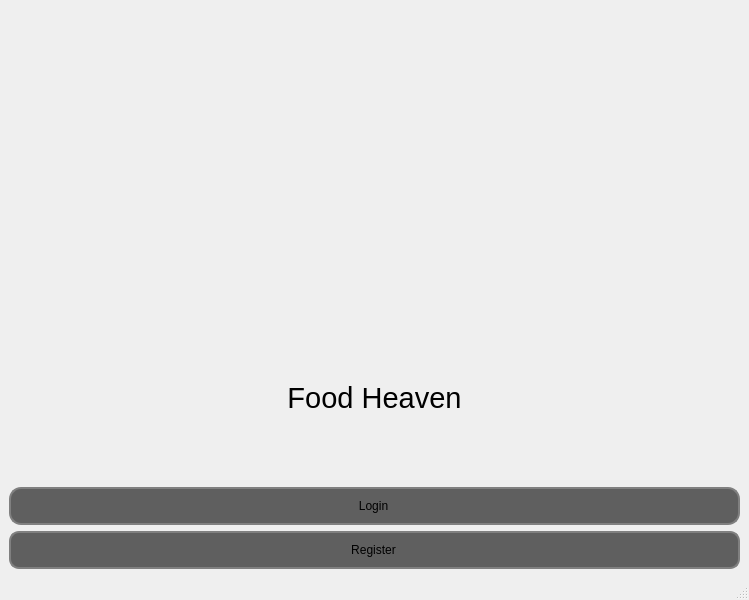
Qt form ui/loginmenu.ui (decemyn/food-management) before a commit.
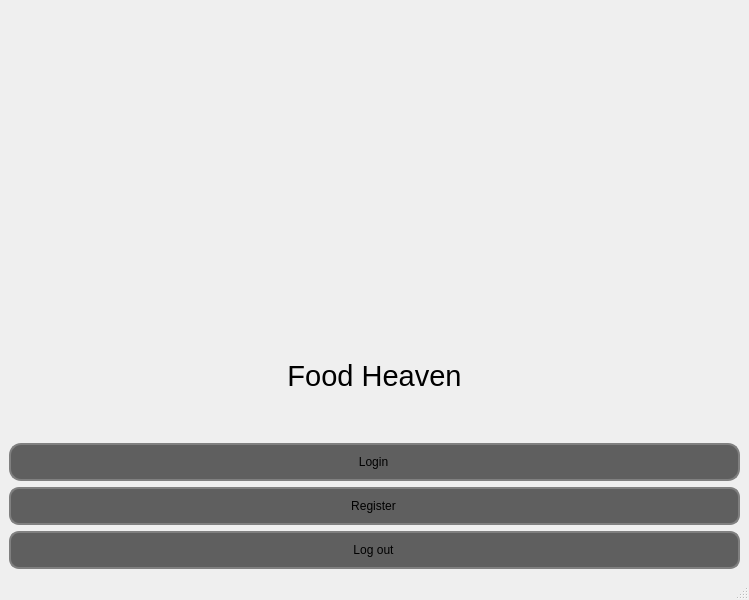
The same form after that commit. Icons and pictures are not drawn.

Patch:
```diff
--- a/ui/loginmenu.ui
+++ b/ui/loginmenu.ui
@@ -89,6 +89,25 @@
         </property>
        </widget>
       </item>
+      <item>
+       <widget class="QPushButton" name="pushButton_logout">
+        <property name="enabled">
+         <bool>true</bool>
+        </property>
+        <property name="styleSheet">
+         <string notr="true">QPushButton{
+background:#5F5F5F;
+border: 2px solid gray;
+border-radius:10px;
+padding:10 10 10 8px;
+
+}</string>
+        </property>
+        <property name="text">
+         <string>Log out</string>
+        </property>
+       </widget>
+      </item>
      </layout>
     </item>
    </layout>
```
Left out of the diff: 8 changed lines with no effect on the pictures.
